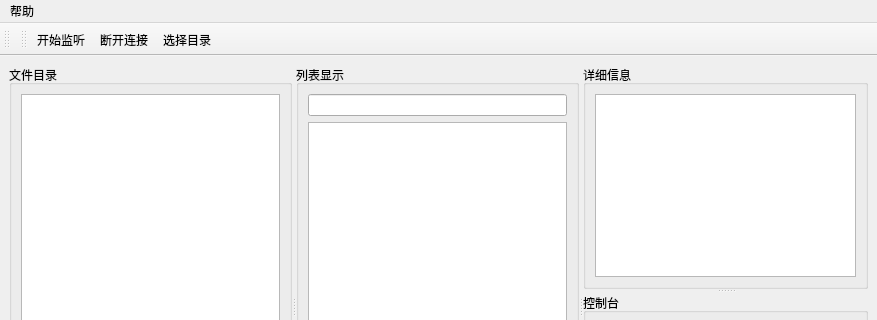
Qt form src/FileServer/mainwindow.ui (coldowl/QtFileTransfer) before a commit; both pictures show x 0 to 877 and y 0 to 320 of the 877 by 578 pixel window.
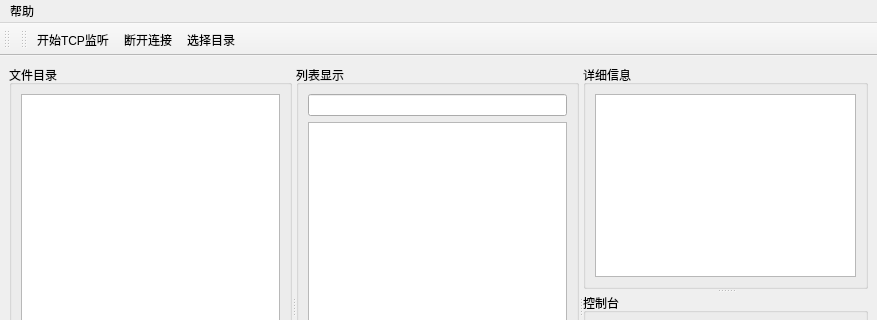
The same form after that commit.

Diff of the .ui file:
```diff
--- a/src/FileServer/mainwindow.ui
+++ b/src/FileServer/mainwindow.ui
@@ -182,7 +182,7 @@
   </action>
   <action name="actListen">
    <property name="text">
-    <string>开始监听</string>
+    <string>开始TCP监听</string>
    </property>
    <property name="toolTip">
     <string>开始监听</string>
```
Left out of the diff: 2 changed lines with no effect on the pictures.
